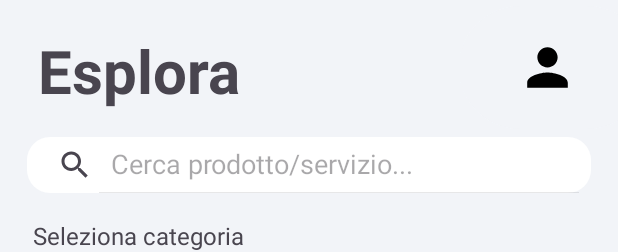
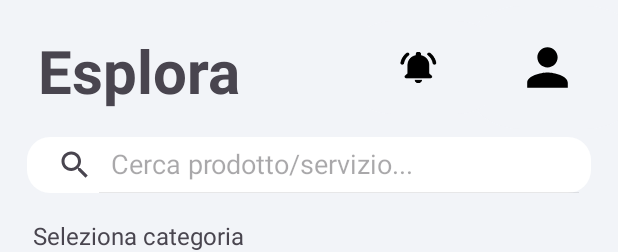
Before and after one commit to EmanueleGranillo/DietiDeals, an Android app: the layout activity_homepage_compratore.xml on its own in the app's theme, with its tools: preview values and no code run, on a phone screen of 412 x 824 dp. Shown: the top 252 px of the screen. Run offline under Robolectric (Android 15) with nearby library versions, the phone set to English and light mode, and no system bars.

Commit message:
Update activity_homepage_compratore.xml
fix notifichebutton

```diff
--- a/app/src/main/res/layout/activity_homepage_compratore.xml
+++ b/app/src/main/res/layout/activity_homepage_compratore.xml
@@ -193,16 +193,15 @@
         android:layout_marginEnd="10dp" />
 
     <Button
-        android:id="@+id/nuoveNotificheButton"
-        android:layout_width="5dp"
-        android:layout_height="5dp"
-        android:layout_alignBottom="@+id/notificheButtonHomeCompratore"
-        android:layout_marginEnd="300dp"
-        android:layout_marginBottom="75dp"
+        android:id="@+id/notificheButtonHomeCompratore"
+        android:layout_width="wrap_content"
+        android:layout_height="wrap_content"
         android:layout_toStartOf="@+id/profiloButtonHomeCompratore"
-        android:background="@drawable/circular_button"
-        android:backgroundTint="#00CC66"
-        android:text="Button" />
+        android:layout_marginTop="10dp"
+        android:layout_marginEnd="-30dp"
+        app:icon="@mipmap/ic_ring_foreground"
+        app:iconSize="50dp"
+        app:iconTint="@color/black"/>
 
 
 </RelativeLayout>
```
